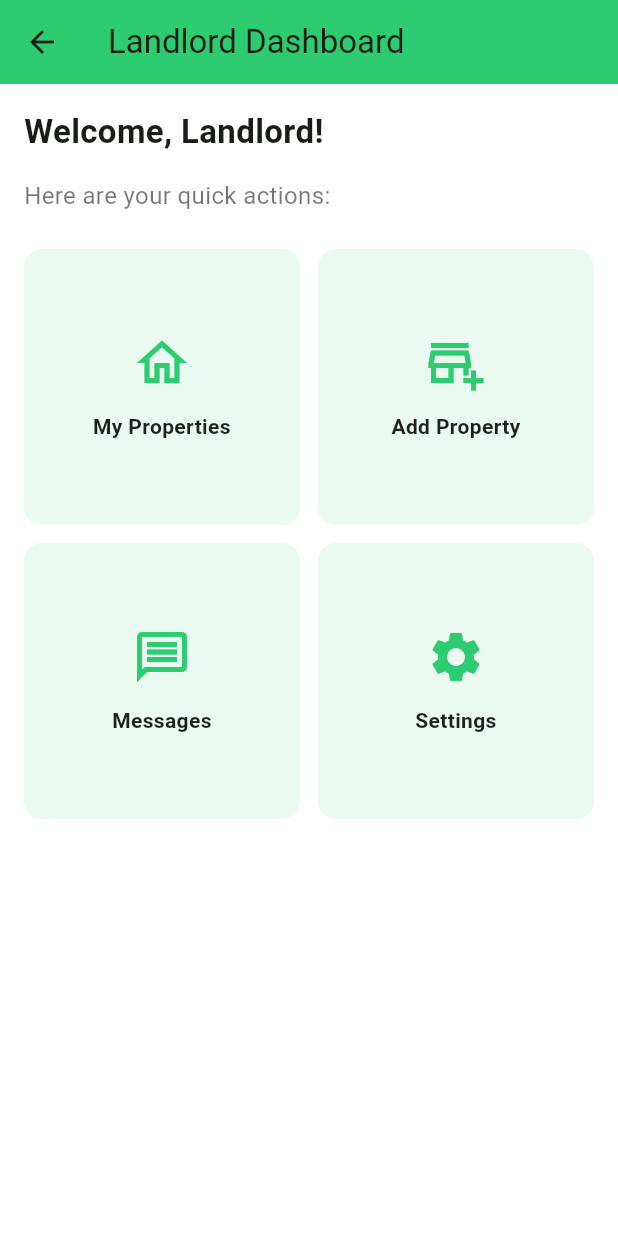
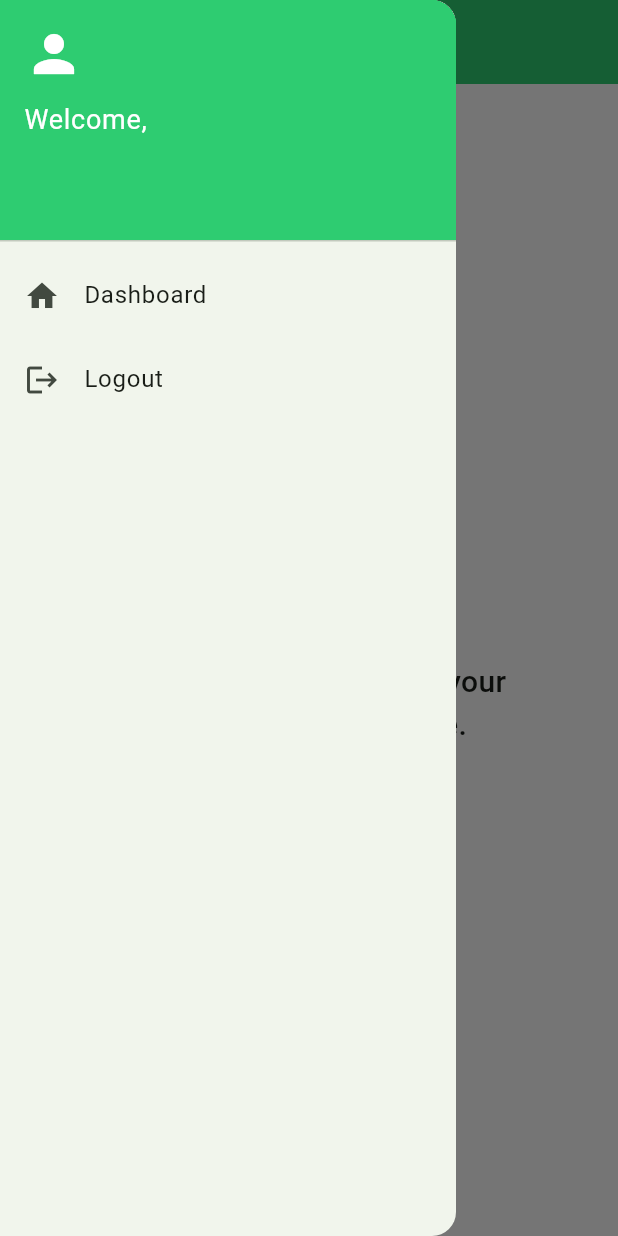
Before and after one commit to valuemaxcodershub/accommediary, a Flutter app: the LandlordDashboardScreen screen opened by its route, with the side drawer open (before the commit the screen has no drawer), on a phone screen of 412 x 824 dp. Run offline on Flutter 3.47's test engine with Material 3 defaults, Android fonts, the phone set to English and light mode, and no system bars; our stand-ins replace cloud_firestore, firebase_auth, firebase_core, google_fonts, pin_code_fields; accounts and stored records are empty.

Commit message:
dashboard relayout

```diff
--- a/lib/landlord_dashboard_screen.dart
+++ b/lib/landlord_dashboard_screen.dart
@@ -1,125 +1,103 @@
+import 'package:firebase_auth/firebase_auth.dart';
 import 'package:flutter/material.dart';
 
-class LandlordDashboardScreen extends StatelessWidget {
-  const LandlordDashboardScreen({super.key}); // using super.key as recommended
+class LandlordDashboardScreen extends StatefulWidget {
+  const LandlordDashboardScreen({super.key});
+
+  @override
+  State<LandlordDashboardScreen> createState() =>
+      _LandlordDashboardScreenState();
+}
+
+class _LandlordDashboardScreenState extends State<LandlordDashboardScreen> {
+  late User? _user;
+  String _firstName = '';
+
+  @override
+  void initState() {
+    super.initState();
+    _checkAuthentication();
+  }
+
+  void _checkAuthentication() {
+    _user = FirebaseAuth.instance.currentUser;
+
+    if (_user == null) {
+      WidgetsBinding.instance.addPostFrameCallback((_) {
+        Navigator.pushReplacementNamed(context, '/landlord_login');
+      });
+    } else {
+      final name = _user!.displayName ?? '';
+      setState(() {
+        _firstName = name.split(' ').first;
+      });
+    }
+  }
+
+  void _logout() async {
+    await FirebaseAuth.instance.signOut();
+    if (!mounted) return;
+    Navigator.pushReplacementNamed(context, '/landlord_login');
+  }
 
   @override
   Widget build(BuildContext context) {
+    if (_user == null) {
+      // Optionally show loading while redirecting
+      return const Scaffold(
+        body: Center(child: CircularProgressIndicator()),
+      );
+    }
+
     return Scaffold(
       appBar: AppBar(
-        title: const Text('Landlord Dashboard'),
+        title: const Text(
+          'Dashboard',
+          style: TextStyle(color: Colors.white),
+        ),
         backgroundColor: const Color(0xFF2ECC71),
-        elevation: 0,
+        iconTheme: const IconThemeData(color: Colors.white),
       ),
-      body: Padding(
-        padding: const EdgeInsets.all(16),
-        child: Column(
-          crossAxisAlignment: CrossAxisAlignment.start,
+      drawer: Drawer(
+        child: ListView(
+          padding: EdgeInsets.zero,
           children: [
-            const Text(
-              'Welcome, Landlord!',
-              style: TextStyle(
-                fontSize: 22,
-                fontWeight: FontWeight.bold,
+            DrawerHeader(
+              decoration: const BoxDecoration(color: Color(0xFF2ECC71)),
+              child: Column(
+                crossAxisAlignment: CrossAxisAlignment.start,
+                children: [
+                  const Icon(Icons.person, color: Colors.white, size: 40),
+                  const SizedBox(height: 10),
+                  Text(
+                    'Welcome, $_firstName',
+                    style: const TextStyle(color: Colors.white, fontSize: 18),
+                  ),
+                ],
               ),
             ),
-            const SizedBox(height: 16),
-            const Text(
-              'Here are your quick actions:',
-              style: TextStyle(fontSize: 16, color: Colors.black54),
+            ListTile(
+              leading: const Icon(Icons.home),
+              title: const Text('Dashboard'),
+              onTap: () {
+                Navigator.pop(context);
+              },
             ),
-            const SizedBox(height: 24),
-            GridView.count(
-              crossAxisCount: 2,
-              shrinkWrap: true,
-              physics: const NeverScrollableScrollPhysics(),
-              crossAxisSpacing: 12,
-              mainAxisSpacing: 12,
-              children: [
-                _DashboardTile(
-                  icon: Icons.home_outlined,
-                  label: 'My Properties',
-                  onTap: () {
-                    ScaffoldMessenger.of(context).showSnackBar(
-                      const SnackBar(content: Text('Feature coming soon')),
-                    );
-                  },
-                ),
-                _DashboardTile(
-                  icon: Icons.add_business_outlined,
-                  label: 'Add Property',
-                  onTap: () {
-                    ScaffoldMessenger.of(context).showSnackBar(
-                      const SnackBar(content: Text('Feature coming soon')),
-                    );
-                  },
-                ),
-                _DashboardTile(
-                  icon: Icons.message_outlined,
-                  label: 'Messages',
-                  onTap: () {
-                    ScaffoldMessenger.of(context).showSnackBar(
-                      const SnackBar(content: Text('Feature coming soon')),
-                    );
-                  },
-                ),
-                _DashboardTile(
-                  icon: Icons.settings,
-                  label: 'Settings',
-                  onTap: () {
-                    ScaffoldMessenger.of(context).showSnackBar(
-                      const SnackBar(content: Text('Feature coming soon')),
-                    );
-                  },
-                ),
-              ],
+            ListTile(
+              leading: const Icon(Icons.logout),
+              title: const Text('Logout'),
+              onTap: _logout,
             ),
           ],
         ),
       ),
-    );
-  }
-}
-
-class _DashboardTile extends StatelessWidget {
-  final IconData icon;
-  final String label;
-  final VoidCallback onTap;
-
-  const _DashboardTile({
-    required this.icon,
-    required this.label,
-    required this.onTap,
-  });
-
-  @override
-  Widget build(BuildContext context) {
-    return Material(
-      color: const Color(0xFF2ECC71).withOpacity(0.1),
-      borderRadius: BorderRadius.circular(12),
-      child: InkWell(
-        onTap: onTap,
-        borderRadius: BorderRadius.circular(12),
-        child: Container(
-          padding: const EdgeInsets.all(16),
-          decoration: BoxDecoration(
-            borderRadius: BorderRadius.circular(12),
-          ),
-          child: Column(
-            mainAxisAlignment: MainAxisAlignment.center,
-            children: [
-              Icon(icon, size: 40, color: const Color(0xFF2ECC71)),
-              const SizedBox(height: 12),
-              Text(
-                label,
-                textAlign: TextAlign.center,
-                style: const TextStyle(
-                  fontSize: 14,
-                  fontWeight: FontWeight.w600,
-                  color: Colors.black87,
-                ),
-              )
-            ],
+      body: Padding(
+        padding: const EdgeInsets.all(24.0),
+        child: Center(
+          child: Text(
+            'Welcome, $_firstName 👋\n\nYou can start managing your accommodations here.',
+            textAlign: TextAlign.center,
+            style: const TextStyle(fontSize: 20, fontWeight: FontWeight.w500),
           ),
         ),
       ),
```
